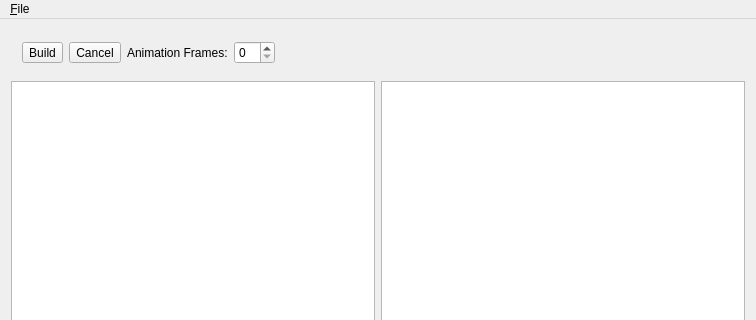
Old version of the form src-qt/mainwindow.ui in the repository MtnViewJohn/context-free; both pictures show x 0 to 756 and y 0 to 320 of the 756 by 470 pixel window.
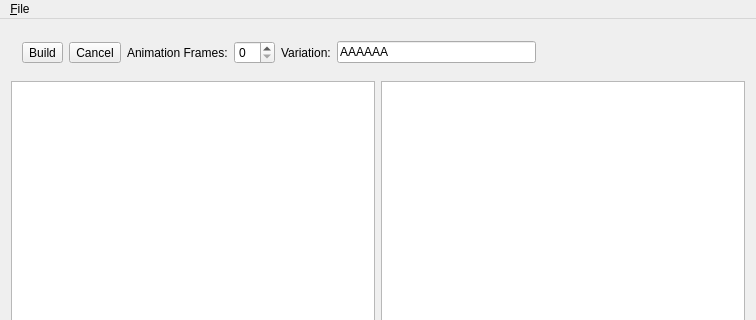
New version of the form. Icons and pictures are not drawn.

Commit message: qt - Add variation support

```diff
--- a/src-qt/mainwindow.ui
+++ b/src-qt/mainwindow.ui
@@ -15,7 +15,7 @@
   </property>
   <widget class="QWidget" name="mainLayout">
    <layout class="QVBoxLayout" name="verticalLayout">
-    <item alignment="Qt::AlignLeft">
+    <item>
      <widget class="QFrame" name="toolbar">
       <layout class="QHBoxLayout" name="horizontalLayout">
        <item>
@@ -68,6 +68,42 @@
        <item>
         <widget class="QSpinBox" name="framesBox"/>
        </item>
+       <item>
+        <widget class="QLabel" name="label_2">
+         <property name="text">
+          <string>Variation:</string>
+         </property>
+        </widget>
+       </item>
+       <item>
+        <widget class="QLineEdit" name="varBox">
+         <property name="text">
+          <string>AAAAAA</string>
+         </property>
+         <property name="maxLength">
+          <number>6</number>
+         </property>
+         <property name="frame">
+          <bool>true</bool>
+         </property>
+         <property name="dragEnabled">
+          <bool>true</bool>
+         </property>
+        </widget>
+       </item>
+       <item>
+        <spacer name="horizontalSpacer">
+         <property name="orientation">
+          <enum>Qt::Horizontal</enum>
+         </property>
+         <property name="sizeHint" stdset="0">
+          <size>
+           <width>40</width>
+           <height>20</height>
+          </size>
+         </property>
+        </spacer>
+       </item>
       </layout>
      </widget>
     </item>
```
Left out of the diff: 6 changed lines with no effect on the pictures. The commit also changes 3 other files.
